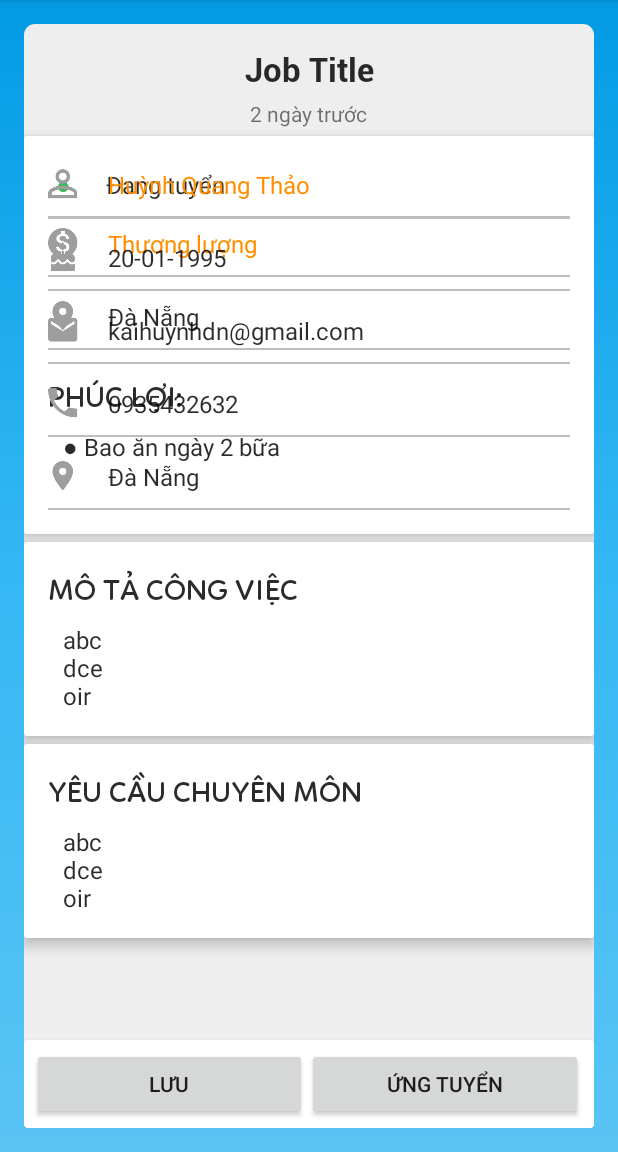
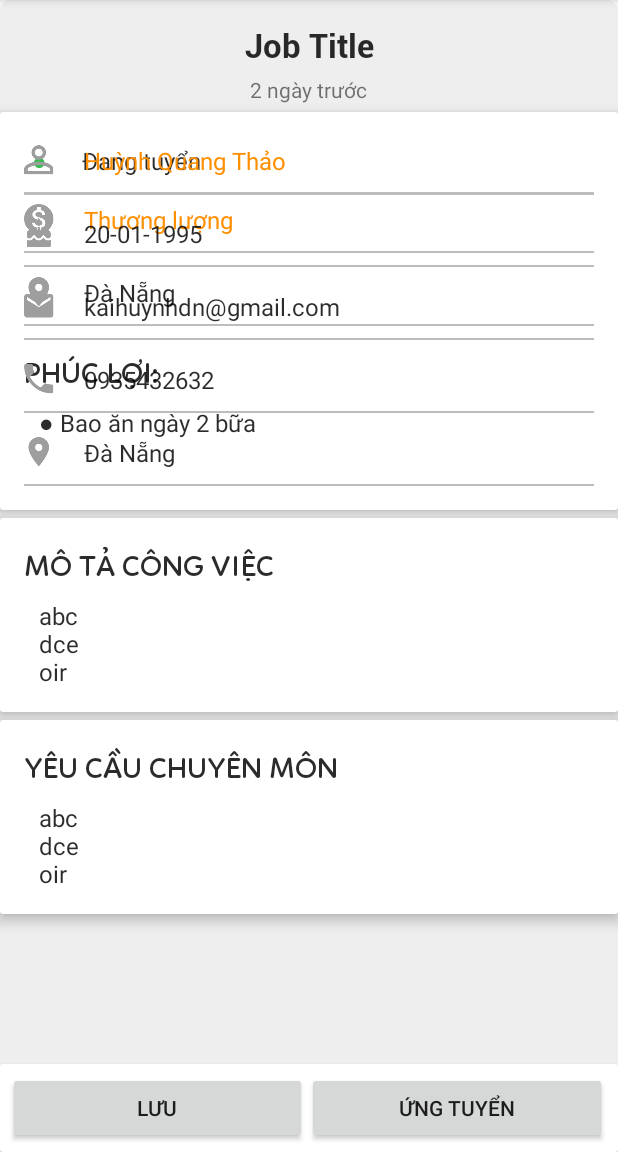
Before and after one commit to kaihuynhdn/part_time, an Android app: the JobDescriptionActivity screen opened directly, with no data from a screen before it, on a phone screen of 412 x 824 dp, the part 84-1236 px from its top. Run offline under Robolectric (Android 15) with nearby library versions, the phone set to English and light mode, and no system bars.

Commit message:
push code

```diff
--- a/app/src/main/res/layout/activity_job_description.xml
+++ b/app/src/main/res/layout/activity_job_description.xml
@@ -4,10 +4,8 @@
     android:layout_width="match_parent"
     android:layout_height="match_parent"
     xmlns:app="http://schemas.android.com/apk/res-auto"
-    android:background="@drawable/splash_background"
     android:focusable="true"
     android:focusableInTouchMode="true"
-    android:padding="@dimen/activity_padding"
     tools:context="com.example.kaihuynh.part_timejob.JobDescriptionActivity">
 
     <ScrollView
```
Also changed, not shown: app/src/main/res/layout/activity_recruiting.xml (+4 -3 lines).
